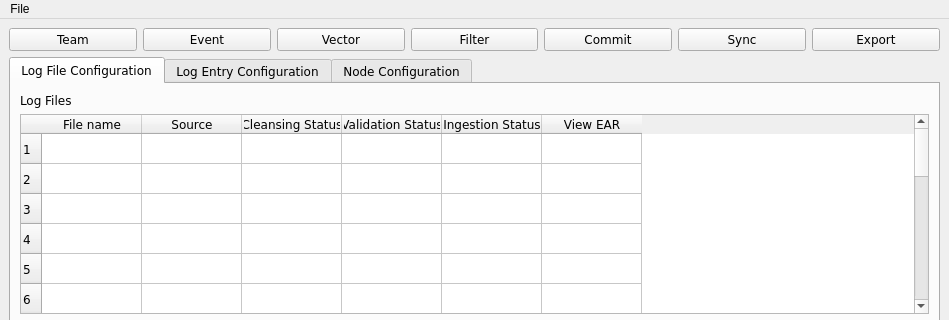
CS4311-spring-2020/pick-tool-team14-keikaku, file ui/main_window.ui: the form before one commit; both pictures show x 0 to 949 and y 0 to 320 of the 949 by 632 pixel window.
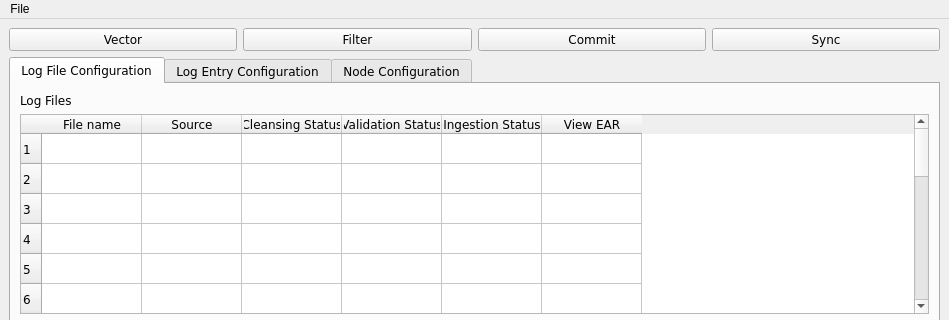
The form after the commit. Icons and pictures are not drawn.

Commit message: Moved Team, Event, and Export to the menu bar. Added settings for tab index, hostname, and host IP. Added ability to change host IP interface, linked host IP to settings, and added context awareness.

```diff
--- a/ui/main_window.ui
+++ b/ui/main_window.ui
@@ -17,32 +17,6 @@
    <layout class="QVBoxLayout" name="verticalLayout_3">
     <item>
      <layout class="QHBoxLayout" name="topHL">
-      <item>
-       <widget class="QPushButton" name="teamButton">
-        <property name="font">
-         <font>
-          <family>Verdana</family>
-          <pointsize>9</pointsize>
-         </font>
-        </property>
-        <property name="text">
-         <string>Team</string>
-        </property>
-       </widget>
-      </item>
-      <item>
-       <widget class="QPushButton" name="eventButton">
-        <property name="font">
-         <font>
-          <family>Verdana</family>
-          <pointsize>9</pointsize>
-         </font>
-        </property>
-        <property name="text">
-         <string>Event</string>
-        </property>
-       </widget>
-      </item>
       <item>
        <widget class="QPushButton" name="vectorButton">
         <property name="font">
@@ -103,19 +77,6 @@
         </property>
        </widget>
       </item>
-      <item>
-       <widget class="QPushButton" name="exportButton">
-        <property name="font">
-         <font>
-          <family>Verdana</family>
-          <pointsize>9</pointsize>
-         </font>
-        </property>
-        <property name="text">
-         <string>Export</string>
-        </property>
-       </widget>
-      </item>
      </layout>
     </item>
     <item>
```
Left out of the diff: 24 changed lines with no effect on the pictures. The commit also changes 4 other files.
